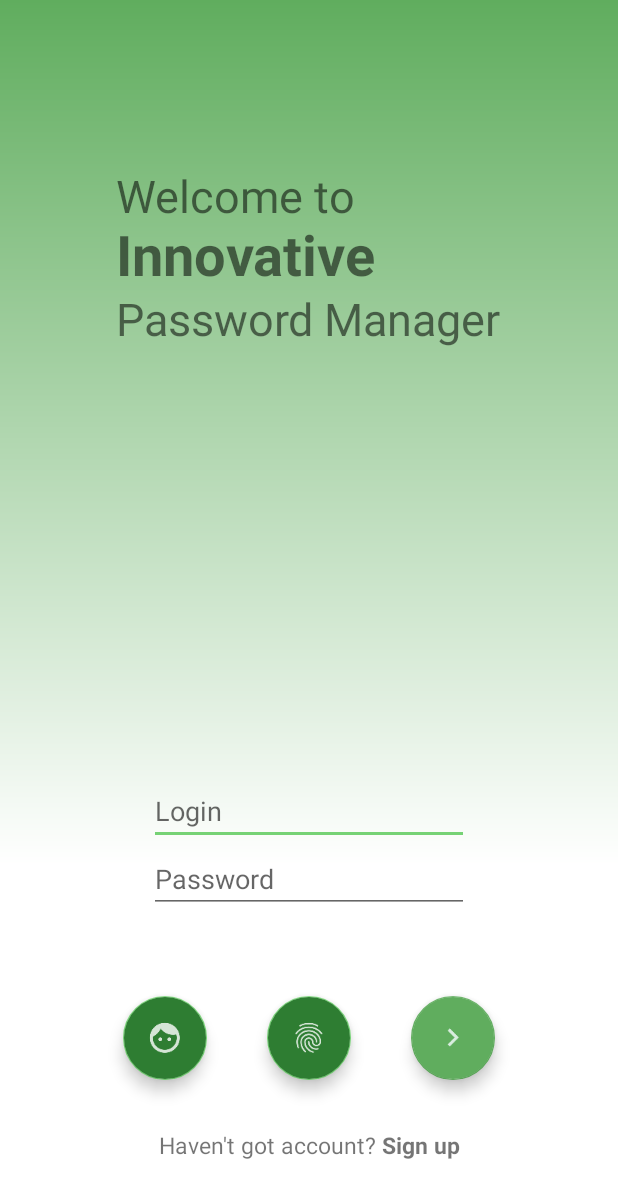
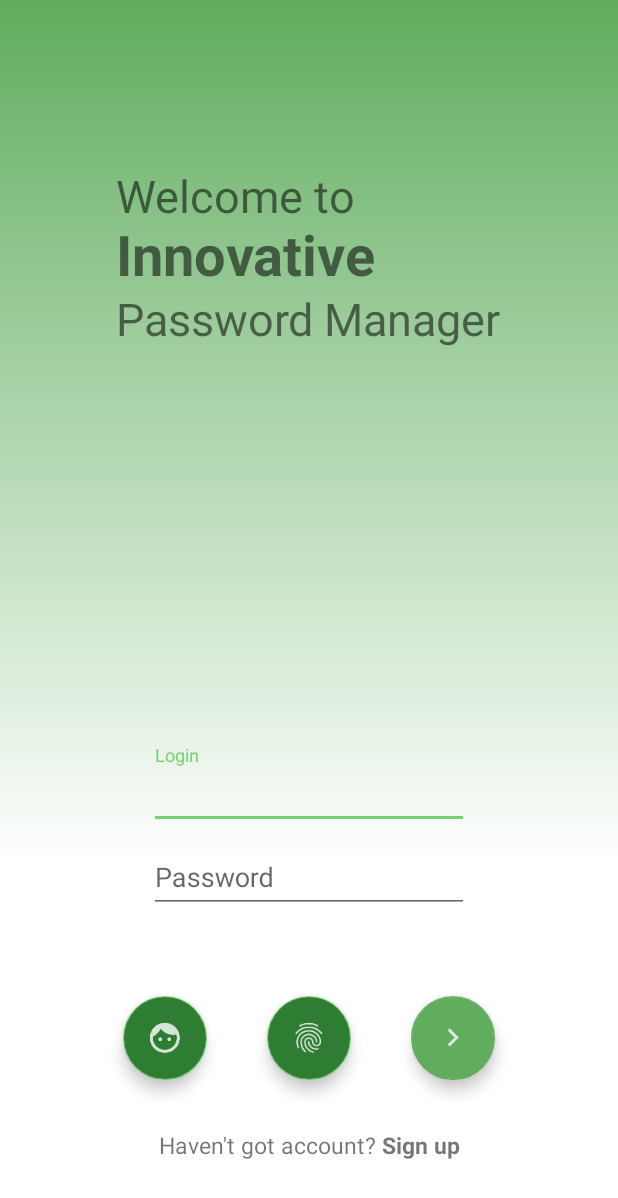
Before and after one commit to BorisAnimal/InnovativePasswordManager, an Android app: the screen it shows after launch (LoginActivity), on a phone screen of 412 x 824 dp. Shown: the top 1198 px of the screen. Run offline under Robolectric (Android 15) with nearby library versions, the phone set to English and light mode, and no system bars; our stand-ins replace ButterKnife.

Commit message:
Add register activity

```diff
--- a/app/src/main/java/com/ba/yo/innovativepasswordmanager/LoginMVC.java
+++ b/app/src/main/java/com/ba/yo/innovativepasswordmanager/LoginMVC.java
@@ -6,7 +6,10 @@ package com.ba.yo.innovativepasswordmanager;
 
 public interface LoginMVC {
     interface View extends Notifiable, Transition {
-
+        /**
+         * Set values in fields
+         */
+        void setExisting(String login, String pasword);
     }
 
     interface Controller {
--- a/app/src/main/java/com/ba/yo/innovativepasswordmanager/ui/EditEntryActivity.java
+++ b/app/src/main/java/com/ba/yo/innovativepasswordmanager/ui/EditEntryActivity.java
@@ -22,14 +22,13 @@ public class EditEntryActivity extends AppCompatActivity implements EditEntryMVC
     EditEntryMVC.Controller controller;
     @BindView(R.id.generatePasswordButton)
     Button generateRandomPassword;
-    @BindView(R.id.addButton)
-    Button goButton;
     @BindView(R.id.loginField)
     EditText loginEd;
     @BindView(R.id.passwordField)
     EditText passEd;
     @BindView(R.id.descrField)
     EditText descEd;
+    private Button goButton;
 
     private String entityId;
 
@@ -46,6 +45,7 @@ public class EditEntryActivity extends AppCompatActivity implements EditEntryMVC
             actionBar.setDisplayHomeAsUpEnabled(true);
         }
 
+        goButton = (Button) findViewById(R.id.addButton);
         /*
          * Check presence of any extras
          * Their presence would mean that the entity with given ID should be edited
@@ -56,7 +56,7 @@ public class EditEntryActivity extends AppCompatActivity implements EditEntryMVC
             if(extras!=null){
                 entityId = extras.getString("ENTRY_ID");
                 setTitle(getString(R.string.edit_entry));
-
+                goButton.setText(R.string.save_edit);
                 controller = new EditEntryController(this, entityId);
             }
 
--- a/app/src/main/res/layout/activity_login_screen.xml
+++ b/app/src/main/res/layout/activity_login_screen.xml
@@ -21,33 +21,48 @@
             android:layout_height="wrap_content"
             android:layout_alignParentTop="true"
             android:layout_centerHorizontal="true"
-            android:layout_alignBottom="@id/master_login"
+            android:layout_alignBottom="@id/master_login_wrapper"
             android:gravity="start"
             android:layout_marginTop="110dp"
             android:text="@string/welcome_to_ipm"
             android:textSize="30sp" />
 
+        <android.support.design.widget.TextInputLayout
+            android:id="@+id/master_login_wrapper"
+            android:layout_width="match_parent"
+            android:layout_height="wrap_content"
+            android:layout_above="@+id/master_password_wrapper"
+            android:gravity="center"
+            android:layout_centerHorizontal="true">
+
             <EditText
                 android:id="@+id/master_login"
                 android:layout_width="wrap_content"
                 android:layout_height="wrap_content"
-            android:layout_above="@+id/master_password"
-            android:layout_centerHorizontal="true"
+
                 android:ems="10"
                 android:hint="@string/login"
                 android:inputType="textPersonName" />
+        </android.support.design.widget.TextInputLayout>
+
+        <android.support.design.widget.TextInputLayout
+            android:id="@+id/master_password_wrapper"
+            android:layout_width="match_parent"
+            android:layout_height="wrap_content"
+            android:layout_alignParentBottom="true"
+            android:layout_centerHorizontal="true"
+            android:layout_centerVertical="true"
+            android:gravity="center"
+            android:layout_marginBottom="215dp">
 
             <EditText
                 android:id="@+id/master_password"
                 android:layout_width="wrap_content"
                 android:layout_height="wrap_content"
-            android:layout_alignParentBottom="true"
-            android:layout_centerHorizontal="true"
-            android:layout_centerVertical="true"
-            android:layout_marginBottom="215dp"
                 android:ems="10"
                 android:hint="@string/password"
                 android:inputType="textPassword" />
+        </android.support.design.widget.TextInputLayout>
 
         <LinearLayout
             android:layout_width="match_parent"
@@ -57,7 +72,7 @@
             android:gravity="center"
             android:layout_centerHorizontal="true"
             android:layout_marginTop="-180dp"
-            android:layout_below="@+id/master_password">
+            android:layout_below="@+id/master_password_wrapper">
 
             <android.support.design.widget.FloatingActionButton
                 android:id="@+id/face_button"
--- a/app/src/main/res/values/strings.xml
+++ b/app/src/main/res/values/strings.xml
@@ -71,4 +71,9 @@
     <string name="welcome_label"><![CDATA[Welcome to<br><span><Big><b>Innovative</b></Big></span><br>Password Manager]]></string>
     <string name="sign_up_message"><![CDATA[Haven\'t got account? <b>Sign up</b>]]></string>
     <string name="empty_entity_list_message"><![CDATA[<big><it>Nothing here yet<br>Click </it><b>+</b><it> to add new entry</it></big>]]></string>
+    <string name="title_activity_register_account">Sign up</string>
+    <string name="save_edit">Save</string>
+    <string name="login_register">Login</string>
+    <string name="pass_register">Password</string>
+    <string name="register_account">Register Account</string>
 </resources>
```
Also changed, not shown: app/src/main/AndroidManifest.xml (+26 -7 lines), app/src/main/java/com/ba/yo/innovativepasswordmanager/RegisterAccountMVC.java (added, +31 -0 lines), app/src/main/java/com/ba/yo/innovativepasswordmanager/controllers/RegisterAccountController.java (added, +21 -0 lines), app/src/main/java/com/ba/yo/innovativepasswordmanager/ui/LoginActivity.java (+49 -0 lines), app/src/main/java/com/ba/yo/innovativepasswordmanager/ui/RegisterAccountActivity.java (added, +135 -0 lines), app/src/main/res/layout/activity_register_account.xml (added, +67 -0 lines). Lines whose indentation alone changed are shown as unchanged.
